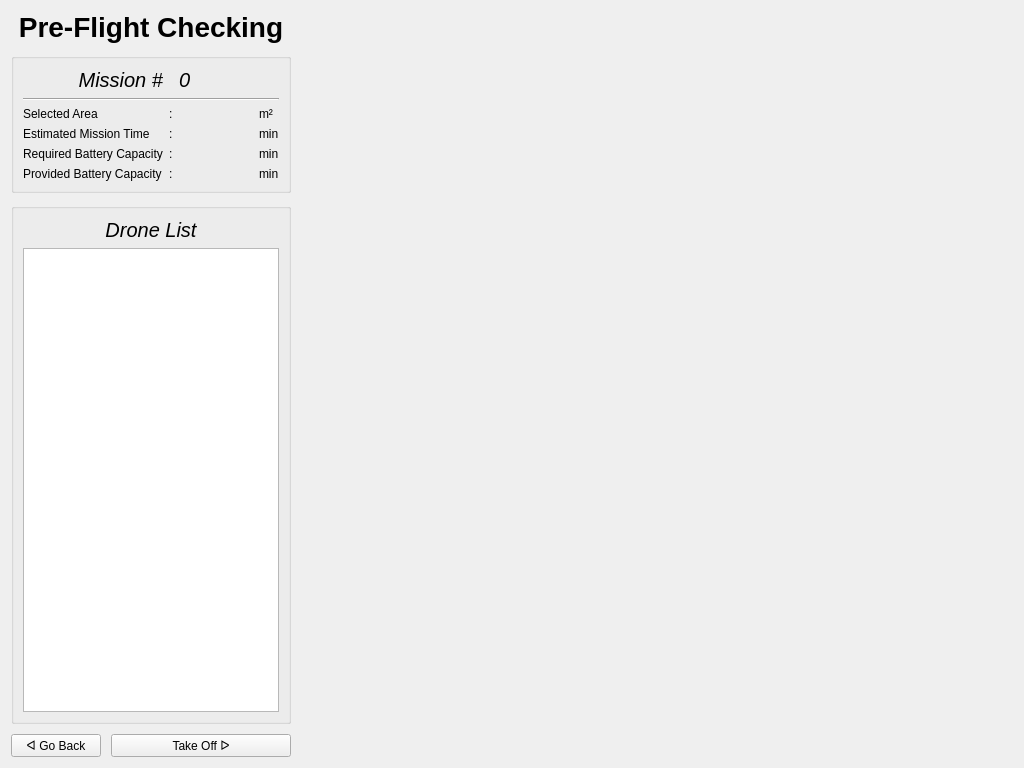
First picture: the form in UI/Preflight3/pre3_design.ui, repository cmpe-DroneLab/GeoFly3D, before the edit.
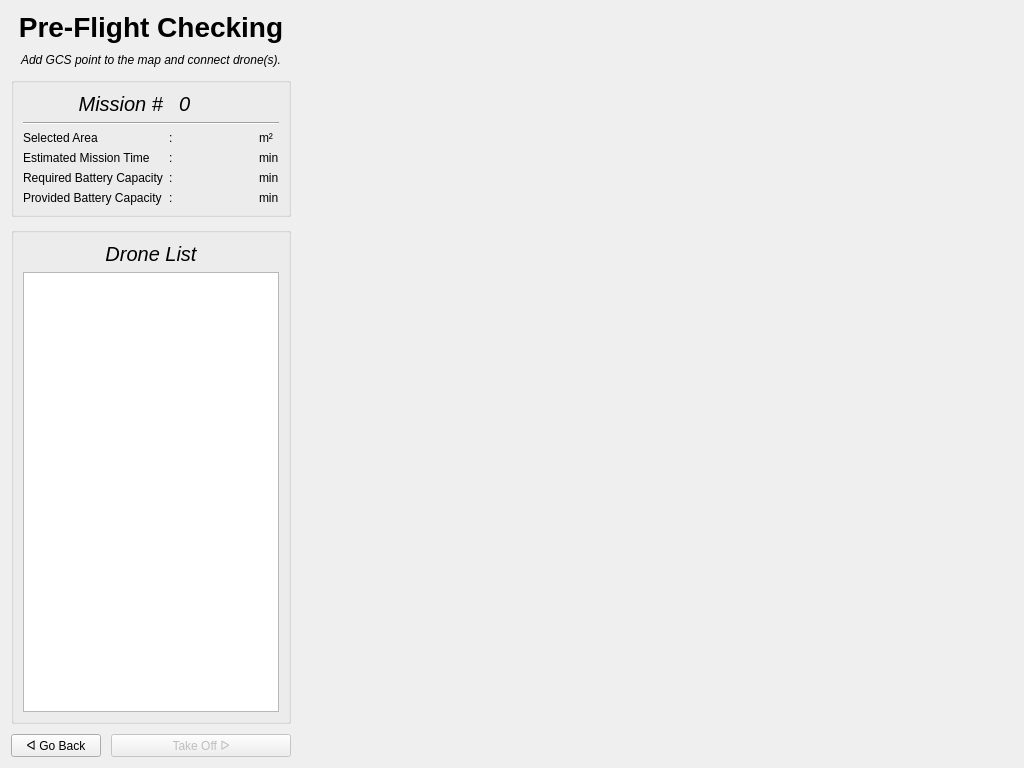
Second picture: the form after the edit.

Commit message: Added GCS (Ground Control Station) point selection and pre-flight coverage control

What changed in the file:
```diff
--- a/UI/Preflight3/pre3_design.ui
+++ b/UI/Preflight3/pre3_design.ui
@@ -15,7 +15,7 @@
   </property>
   <layout class="QHBoxLayout" name="horizontalLayout_2" stretch="0,4">
    <item>
-    <layout class="QVBoxLayout" name="v_lay_left" stretch="0,0,0,0">
+    <layout class="QVBoxLayout" name="v_lay_left" stretch="0,0,0,0,0">
      <property name="spacing">
       <number>10</number>
      </property>
@@ -38,6 +38,21 @@
        </property>
       </widget>
      </item>
+     <item>
+      <widget class="QLabel" name="label">
+       <property name="font">
+        <font>
+         <italic>true</italic>
+        </font>
+       </property>
+       <property name="text">
+        <string>Add GCS point to the map and connect drone(s).</string>
+       </property>
+       <property name="alignment">
+        <set>Qt::AlignCenter</set>
+       </property>
+      </widget>
+     </item>
      <item>
       <widget class="QGroupBox" name="gb_mission">
        <property name="title">
@@ -239,6 +254,9 @@
       <layout class="QGridLayout" name="g_lay_buttons">
        <item row="0" column="1" colspan="2">
         <widget class="QPushButton" name="btn_take_off">
+         <property name="enabled">
+          <bool>false</bool>
+         </property>
          <property name="text">
           <string>Take Off ᐅ</string>
          </property>
```
The commit also changes 10 other files.
